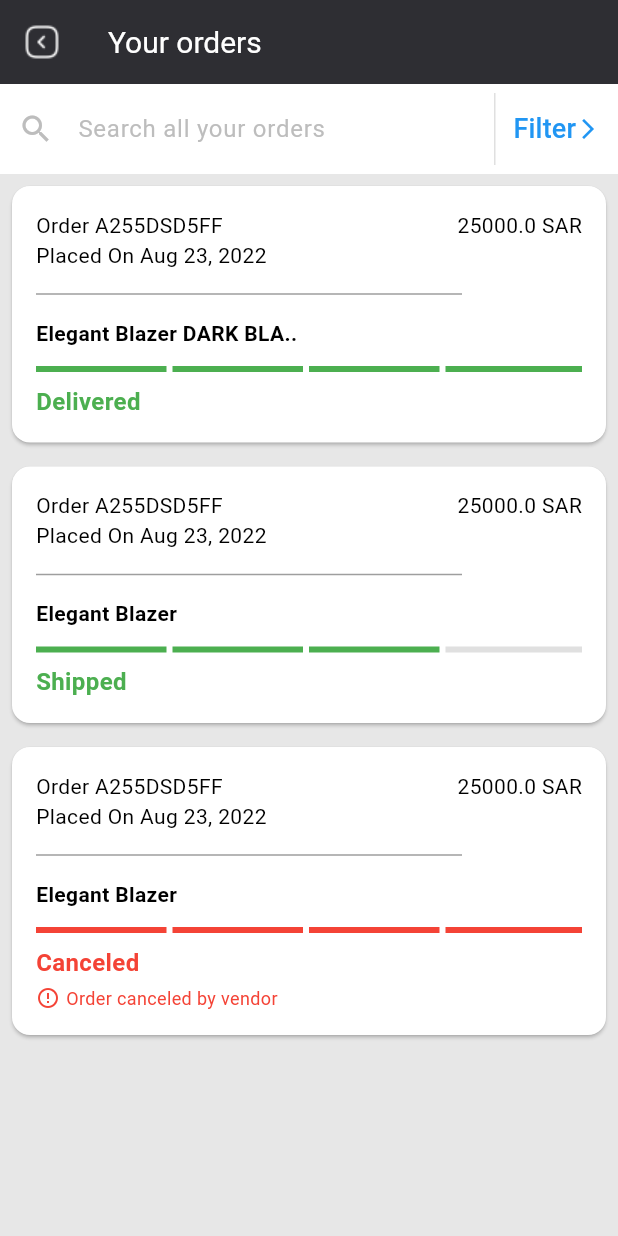
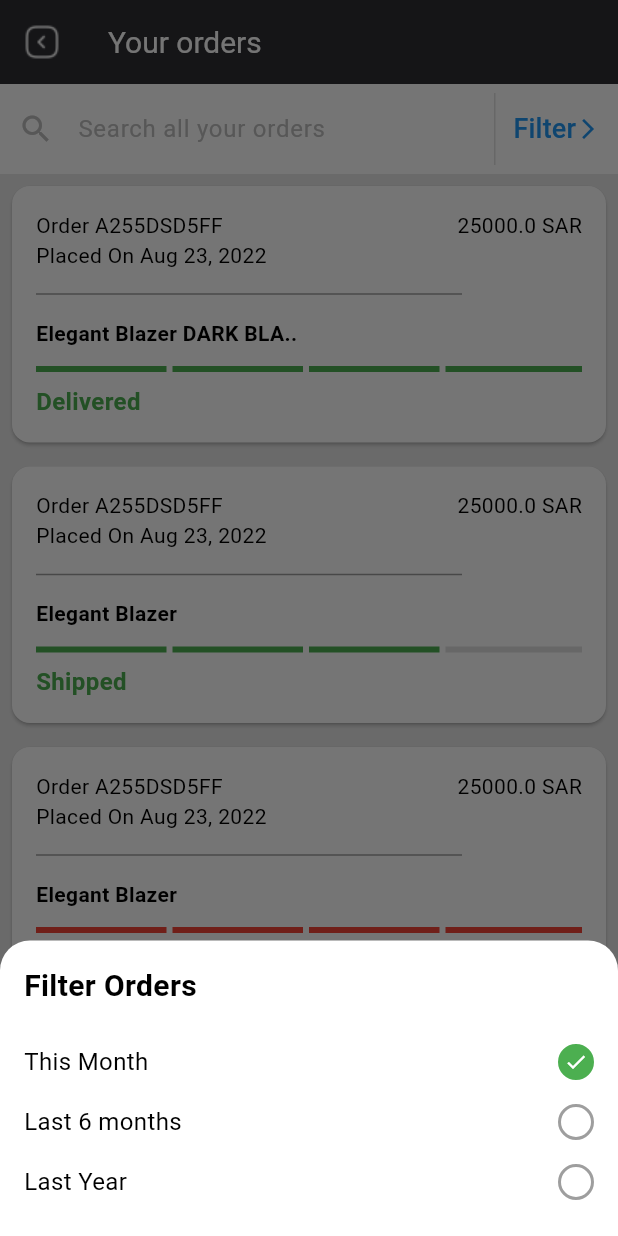
Before and after one commit to zezoamr/obelion-MOOL-flutter, a Flutter app: the YourOrdersScreen screen opened directly, after a tap on "Filter", on a phone screen of 412 x 824 dp. Run offline on Flutter 3.47's test engine with Material 3 defaults, Android fonts, the light colour scheme and no system bars; our stand-ins replace carousel_slider, equatable, flutter_bloc, flutter_svg.

Commit message:
feat filter orders widgets

```diff
--- a/flutter_mool/lib/settings/screens/your_orders_screen.dart
+++ b/flutter_mool/lib/settings/screens/your_orders_screen.dart
@@ -1,5 +1,6 @@
 import 'package:flutter/material.dart';
 import 'package:flutter_mool/settings/data/order_data.dart';
+import 'package:flutter_mool/settings/widgets/filter_orders_button.dart';
 import 'package:flutter_mool/settings/widgets/order_card.dart';
 
 class YourOrdersScreen extends StatelessWidget {
@@ -73,19 +74,7 @@ class YourOrdersScreen extends StatelessWidget {
                       left: BorderSide(color: Colors.grey[300]!, width: 1),
                     ),
                   ),
-                  child: TextButton(
-                    onPressed: () {},
-                    child: Row(
-                      children: const [
-                        Text(
-                          'Filter',
-                          style: TextStyle(color: Colors.blue, fontSize: 18),
-                        ),
-                        Icon(Icons.arrow_forward_ios,
-                            size: 16, color: Colors.blue),
-                      ],
-                    ),
-                  ),
+                  child: FilterOrdersButton(),
                 ),
               ],
             ),
--- /dev/null
+++ b/flutter_mool/lib/settings/widgets/filter_orders_button.dart
@@ -0,0 +1,108 @@
+import 'package:flutter/material.dart';
+import 'package:flutter_mool/settings/screens/your_orders_screen.dart';
+
+class FilterOrdersButton extends StatelessWidget {
+  const FilterOrdersButton({Key? key}) : super(key: key);
+
+  @override
+  Widget build(BuildContext context) {
+    return TextButton(
+      onPressed: () {
+        showModalBottomSheet(
+          context: context,
+          shape: const RoundedRectangleBorder(
+            borderRadius: BorderRadius.vertical(top: Radius.circular(20)),
+          ),
+          builder: (BuildContext context) {
+            return const FilterOptionsSheet();
+          },
+        );
+      },
+      child: Row(
+        mainAxisSize: MainAxisSize.min,
+        children: const [
+          Text(
+            'Filter',
+            style: TextStyle(color: Colors.blue, fontSize: 18),
+          ),
+          Icon(Icons.arrow_forward_ios, size: 16, color: Colors.blue),
+        ],
+      ),
+    );
+  }
+}
+
+class FilterOptionsSheet extends StatefulWidget {
+  const FilterOptionsSheet({Key? key}) : super(key: key);
+
+  @override
+  _FilterOptionsSheetState createState() => _FilterOptionsSheetState();
+}
+
+class _FilterOptionsSheetState extends State<FilterOptionsSheet> {
+  String _selectedOption = 'This Month';
+
+  @override
+  Widget build(BuildContext context) {
+    return Container(
+      padding: const EdgeInsets.all(16),
+      child: Column(
+        mainAxisSize: MainAxisSize.min,
+        crossAxisAlignment: CrossAxisAlignment.start,
+        children: [
+          const Text(
+            'Filter Orders',
+            style: TextStyle(
+              fontSize: 20,
+              fontWeight: FontWeight.bold,
+            ),
+          ),
+          const SizedBox(height: 16),
+          _buildFilterOption('This Month'),
+          _buildFilterOption('Last 6 months'),
+          _buildFilterOption('Last Year'),
+        ],
+      ),
+    );
+  }
+
+  Widget _buildFilterOption(String text) {
+    final isSelected = _selectedOption == text;
+    return GestureDetector(
+      onTap: () {
+        setState(() {
+          _selectedOption = text;
+        });
+      },
+      child: Padding(
+        padding: const EdgeInsets.symmetric(vertical: 8),
+        child: Row(
+          mainAxisAlignment: MainAxisAlignment.spaceBetween,
+          children: [
+            Text(
+              text,
+              style: const TextStyle(fontSize: 16),
+            ),
+            Container(
+              width: 24,
+              height: 24,
+              decoration: BoxDecoration(
+                shape: BoxShape.circle,
+                color: isSelected ? Colors.green : Colors.transparent,
+                border: Border.all(
+                  color: isSelected ? Colors.green : Colors.grey,
+                  width: 2,
+                ),
+              ),
+              child: isSelected
+                  ? const Center(
+                      child: Icon(Icons.check, size: 16, color: Colors.white),
+                    )
+                  : null,
+            ),
+          ],
+        ),
+      ),
+    );
+  }
+}
```
